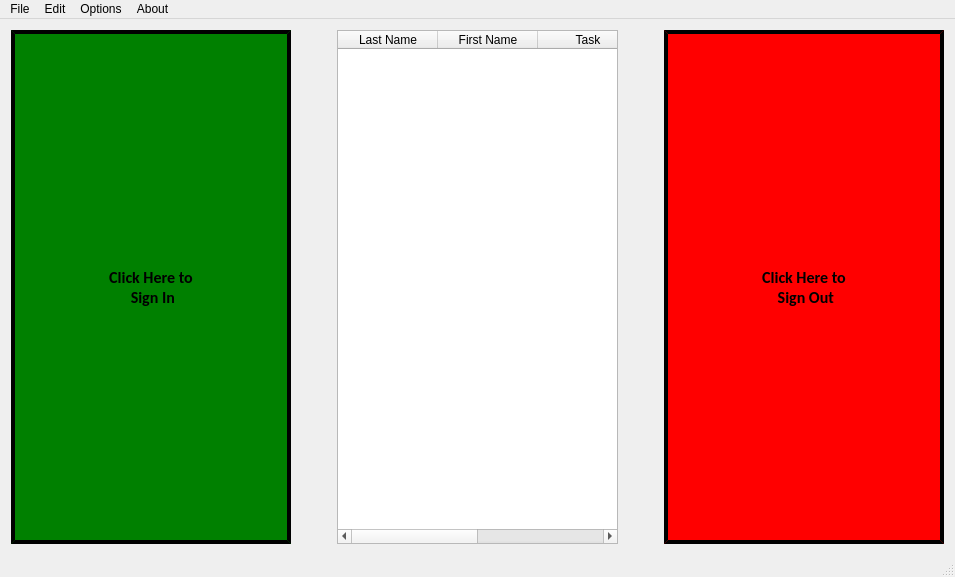
The window that LogNotebook.ui (Beanalones/Log_Notebook) describes before a commit, drawn with Qt 5.
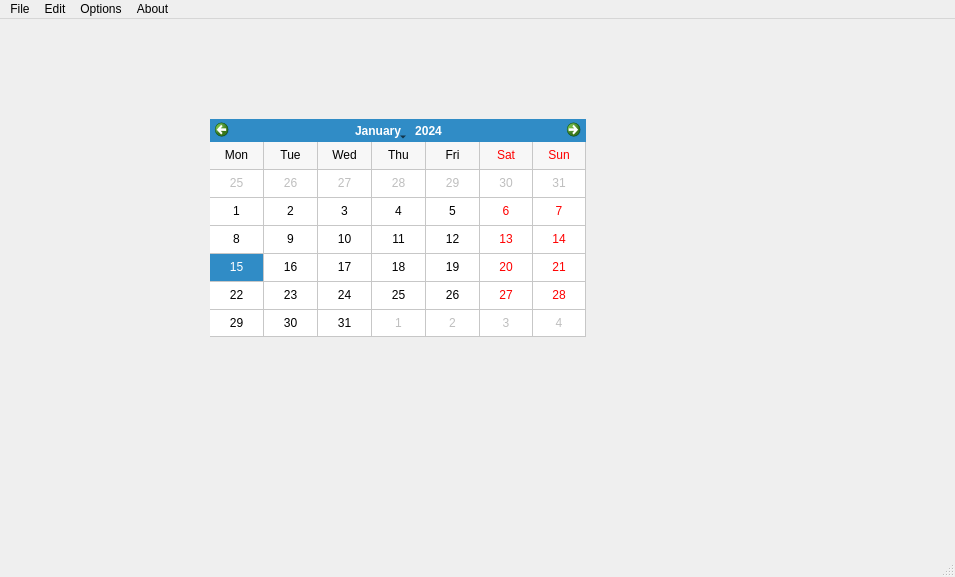
The same window after the commit.

Commit message: Start of a calendar

What changed in the file:
```diff
--- a/LogNotebook.ui
+++ b/LogNotebook.ui
@@ -14,179 +14,28 @@
    <string>Log Notebook</string>
   </property>
   <widget class="QWidget" name="centralWidget">
-   <layout class="QHBoxLayout" name="horizontalLayout">
-    <item>
-     <widget class="QPushButton" name="signInBtn">
-      <property name="sizePolicy">
-       <sizepolicy hsizetype="Minimum" vsizetype="Minimum">
-        <horstretch>0</horstretch>
-        <verstretch>0</verstretch>
-       </sizepolicy>
-      </property>
-      <property name="minimumSize">
-       <size>
-        <width>0</width>
-        <height>0</height>
-       </size>
-      </property>
-      <property name="font">
-       <font>
-        <family>Calibri</family>
-        <pointsize>12</pointsize>
-        <weight>75</weight>
-        <bold>true</bold>
-       </font>
-      </property>
-      <property name="autoFillBackground">
-       <bool>false</bool>
-      </property>
-      <property name="styleSheet">
-       <string notr="true">QPushButton{background-color: green;color:black; border-width: 4px; border-style: outset; border-color: black}
-QPushButton::pressed{background-color: black;color:green; border-width: 4px; border-style: outset; border-color: green}</string>
-      </property>
-      <property name="text">
-       <string>Click Here to 
- Sign In</string>
-      </property>
-     </widget>
-    </item>
-    <item>
-     <spacer name="horizontalSpacer_2">
-      <property name="orientation">
-       <enum>Qt::Horizontal</enum>
-      </property>
-      <property name="sizeType">
-       <enum>QSizePolicy::Preferred</enum>
-      </property>
-      <property name="sizeHint" stdset="0">
-       <size>
-        <width>40</width>
-        <height>20</height>
-       </size>
-      </property>
-     </spacer>
-    </item>
-    <item>
-     <widget class="QTableWidget" name="tableWidget">
-      <property name="enabled">
-       <bool>true</bool>
-      </property>
-      <property name="sizePolicy">
-       <sizepolicy hsizetype="Preferred" vsizetype="Preferred">
-        <horstretch>0</horstretch>
-        <verstretch>0</verstretch>
-       </sizepolicy>
-      </property>
-      <property name="minimumSize">
-       <size>
-        <width>0</width>
-        <height>0</height>
-       </size>
-      </property>
-      <property name="editTriggers">
-       <set>QAbstractItemView::NoEditTriggers</set>
-      </property>
-      <property name="alternatingRowColors">
-       <bool>true</bool>
-      </property>
-      <property name="selectionMode">
-       <enum>QAbstractItemView::NoSelection</enum>
-      </property>
-      <attribute name="horizontalHeaderCascadingSectionResizes">
-       <bool>false</bool>
-      </attribute>
-      <attribute name="horizontalHeaderMinimumSectionSize">
-       <number>100</number>
-      </attribute>
-      <attribute name="horizontalHeaderDefaultSectionSize">
-       <number>100</number>
-      </attribute>
-      <attribute name="horizontalHeaderHighlightSections">
-       <bool>false</bool>
-      </attribute>
-      <attribute name="horizontalHeaderShowSortIndicator" stdset="0">
-       <bool>false</bool>
-      </attribute>
-      <attribute name="horizontalHeaderStretchLastSection">
-       <bool>true</bool>
-      </attribute>
-      <attribute name="verticalHeaderVisible">
-       <bool>true</bool>
-      </attribute>
-      <attribute name="verticalHeaderMinimumSectionSize">
-       <number>100</number>
-      </attribute>
-      <column>
-       <property name="text">
-        <string>Last Name</string>
-       </property>
-      </column>
-      <column>
-       <property name="text">
-        <string>First Name</string>
-       </property>
-      </column>
-      <column>
-       <property name="text">
-        <string>Task</string>
-       </property>
-      </column>
-      <column>
-       <property name="text">
-        <string>Time In</string>
-       </property>
-      </column>
-     </widget>
-    </item>
-    <item>
-     <spacer name="horizontalSpacer">
-      <property name="orientation">
-       <enum>Qt::Horizontal</enum>
-      </property>
-      <property name="sizeType">
-       <enum>QSizePolicy::Preferred</enum>
-      </property>
-      <property name="sizeHint" stdset="0">
-       <size>
-        <width>40</width>
-        <height>20</height>
-       </size>
-      </property>
-     </spacer>
-    </item>
-    <item>
-     <widget class="QPushButton" name="signOutBtn">
-      <property name="sizePolicy">
-       <sizepolicy hsizetype="Preferred" vsizetype="Minimum">
-        <horstretch>0</horstretch>
-        <verstretch>0</verstretch>
-       </sizepolicy>
-      </property>
-      <property name="minimumSize">
-       <size>
-        <width>0</width>
-        <height>0</height>
-       </size>
-      </property>
-      <property name="font">
-       <font>
-        <family>Calibri</family>
-        <pointsize>12</pointsize>
-        <weight>75</weight>
-        <bold>true</bold>
-       </font>
-      </property>
-      <property name="styleSheet">
-       <string notr="true">QPushButton{background-color: red;color:black; border-width: 4px; border-style: outset; border-color: black}
-QPushButton::pressed{background-color: black;color:red; border-width: 4px; border-style: outset; border-color: red}</string>
-      </property>
-      <property name="text">
-       <string>Click Here to 
- Sign Out</string>
-      </property>
-     </widget>
-    </item>
-   </layout>
+   <widget class="QCalendarWidget" name="calendarWidget">
+    <property name="geometry">
+     <rect>
+      <x>210</x>
+      <y>100</y>
+      <width>376</width>
+      <height>218</height>
+     </rect>
+    </property>
+    <property name="gridVisible">
+     <bool>true</bool>
+    </property>
+    <property name="verticalHeaderFormat">
+     <enum>QCalendarWidget::NoVerticalHeader</enum>
+    </property>
+    <property name="navigationBarVisible">
+     <bool>true</bool>
+    </property>
+    <property name="dateEditEnabled">
+     <bool>true</bool>
+    </property>
+   </widget>
   </widget>
   <widget class="QMenuBar" name="menuBar">
    <property name="geometry">
```
Left out of the diff: 5 changed lines with no effect on the pictures. The commit also changes 9 other files.
